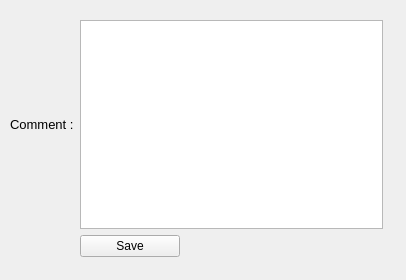
First picture: the form in saving_reminder.ui, repository whatsop/custom_saving_tool, before the edit.
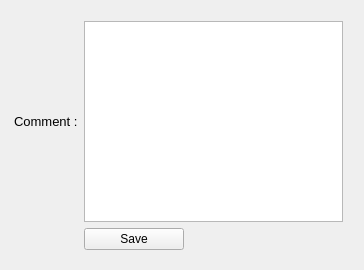
Second picture: the form after the edit.

What changed in the file:
```diff
--- a/saving_reminder.ui
+++ b/saving_reminder.ui
@@ -6,8 +6,8 @@
    <rect>
     <x>0</x>
     <y>0</y>
-    <width>406</width>
-    <height>280</height>
+    <width>364</width>
+    <height>270</height>
    </rect>
   </property>
   <property name="windowTitle">
@@ -16,10 +16,10 @@
   <widget class="QWidget" name="">
    <property name="geometry">
     <rect>
-     <x>10</x>
-     <y>20</y>
-     <width>373</width>
-     <height>237</height>
+     <x>14</x>
+     <y>21</y>
+     <width>329</width>
+     <height>229</height>
     </rect>
    </property>
    <layout class="QGridLayout" name="gridLayout">
@@ -42,14 +42,7 @@
      </widget>
     </item>
     <item row="0" column="1">
-     <widget class="QPlainTextEdit" name="commentTextEdit">
-      <property name="minimumSize">
-       <size>
-        <width>300</width>
-        <height>200</height>
-       </size>
-      </property>
-     </widget>
+     <widget class="QTextEdit" name="commentTextEdit"/>
     </item>
     <item row="1" column="1">
      <widget class="QPushButton" name="saveBtn">
```
